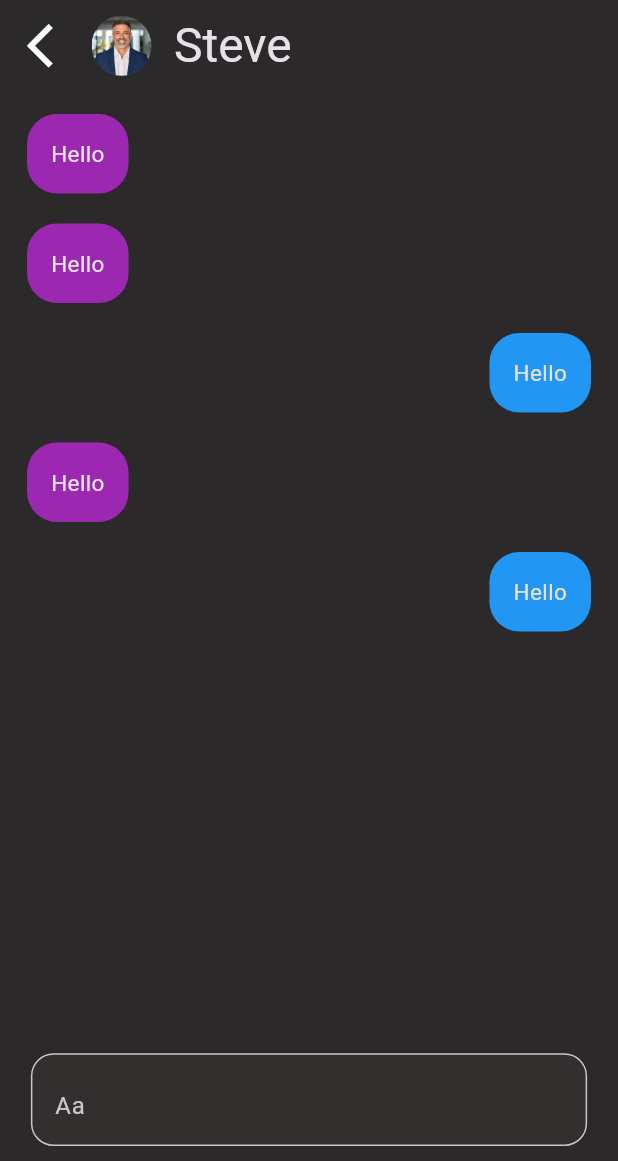
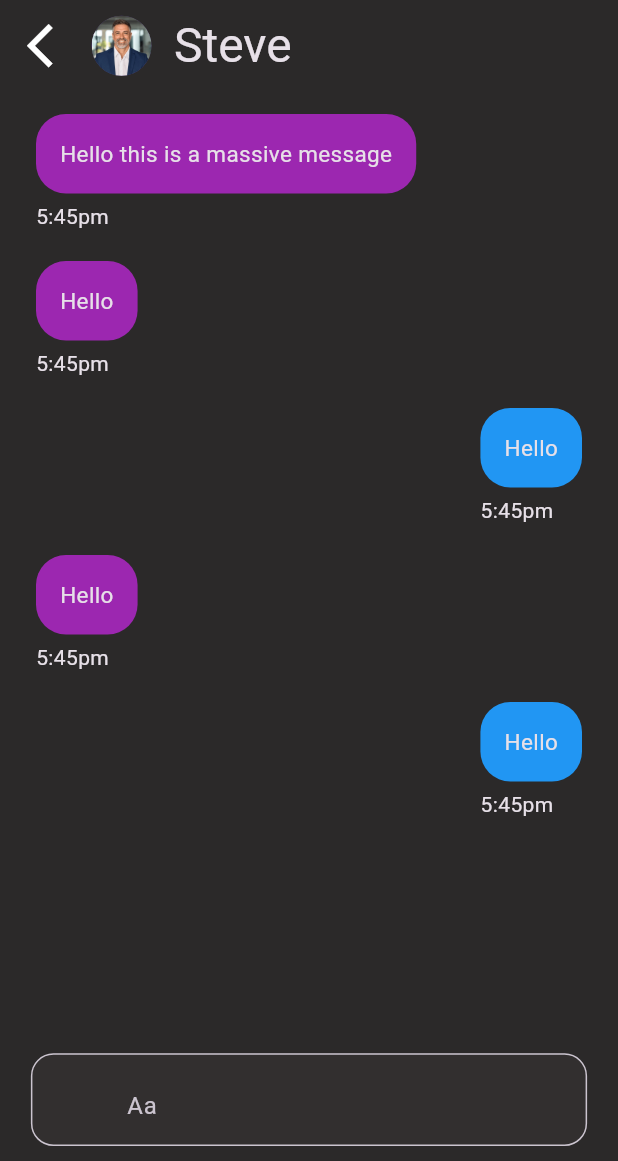
Before and after one commit to Fiversity-1/StyleSwap, a Flutter app: the MessageChat screen opened by its route, on a phone screen of 412 x 824 dp, the part 75-1236 px from its top. Run offline on Flutter 3.47's test engine with Material 3 defaults, Android fonts, the phone set to English and light mode, and no system bars; our stand-ins replace flutter_card_swiper, flutter_hooks, image_picker, lottie, reorderable_grid_view; missing offline and left inert: flutter_reorderable_grid_view, tutorial_coach_mark.

Commit message:
See previous commit message

```diff
--- a/lib/features/messaging/messagechat.dart
+++ b/lib/features/messaging/messagechat.dart
@@ -68,15 +68,20 @@ class _MessageChatState extends State<MessageChat> {
                     itemBuilder: (context, index) {
                       return Container(
                         padding: const EdgeInsets.only(
-                            left: 18, right: 18, top: 10, bottom: 10),
+                            left: 24, right: 24, top: 10, bottom: 10),
                         child: Align(
-                          alignment: (messages[index].messageType == "receiver"
+                            alignment:
+                                (messages[index].messageType == "receiver"
                                     ? Alignment.topLeft
                                     : Alignment.topRight),
-                          child: Container(
+                            child: Column(
+                              crossAxisAlignment: CrossAxisAlignment.start,
+                              children: [
+                                Container(
                                   decoration: BoxDecoration(
                                     borderRadius: BorderRadius.circular(20),
-                              color: (messages[index].messageType == "receiver"
+                                    color: (messages[index].messageType ==
+                                            "receiver"
                                         ? Colors.purple
                                         : Colors.blue),
                                   ),
@@ -86,7 +91,10 @@ class _MessageChatState extends State<MessageChat> {
                                     style: const TextStyle(fontSize: 15),
                                   ),
                                 ),
-                        ),
+                                const SizedBox(height: 5),
+                                Text(messages[index].time),
+                              ],
+                            )),
                       );
                     },
                   ),
@@ -112,15 +120,18 @@ class _MessageChatState extends State<MessageChat> {
                         ),
                         hintText: 'Aa',
                         filled: true,
+                        prefix: IconButton(
+                            icon: const Icon(Icons.image), onPressed: () {}),
                         suffix: IconButton(
                           icon: const Icon(Icons.send),
                           onPressed: () {
                             setState(() => messages.add(ChatMessage(
                                 messageContent: "test",
-                                messageType: "sender")));
+                                messageType: "sender",
+                                time: "5:45pm")));
                             _sendText.clear();
                             _scroller.animateTo(
-                              _scroller.position.maxScrollExtent,
+                              _scroller.position.maxScrollExtent + 90,
                               curve: Curves.easeOut,
                               duration: const Duration(milliseconds: 500),
                             );
@@ -142,13 +153,21 @@ class _MessageChatState extends State<MessageChat> {
 class ChatMessage {
   String messageContent;
   String messageType;
-  ChatMessage({required this.messageContent, required this.messageType});
+  String time;
+  //Image
+  ChatMessage(
+      {required this.messageContent,
+      required this.messageType,
+      required this.time});
 }
 
 List<ChatMessage> messages = [
-  ChatMessage(messageContent: "Hello", messageType: "receiver"),
-  ChatMessage(messageContent: "Hello", messageType: "receiver"),
-  ChatMessage(messageContent: "Hello", messageType: "sender"),
-  ChatMessage(messageContent: "Hello", messageType: "receiver"),
-  ChatMessage(messageContent: "Hello", messageType: "sender"),
+  ChatMessage(
+      messageContent: "Hello this is a massive message",
+      messageType: "receiver",
+      time: "5:45pm"),
+  ChatMessage(messageContent: "Hello", messageType: "receiver", time: "5:45pm"),
+  ChatMessage(messageContent: "Hello", messageType: "sender", time: "5:45pm"),
+  ChatMessage(messageContent: "Hello", messageType: "receiver", time: "5:45pm"),
+  ChatMessage(messageContent: "Hello", messageType: "sender", time: "5:45pm"),
 ];
--- a/lib/theme/theme.dart
+++ b/lib/theme/theme.dart
@@ -6,8 +6,7 @@ ThemeData lightTheme = ThemeData(
       seedColor: Colors.blue,
       primary: Colors.blue,
       surface: Colors.white,
-      brightness: Brightness.light
-  ),
+      brightness: Brightness.light),
   appBarTheme: const AppBarTheme(
     color: Colors.blue,
     iconTheme: IconThemeData(color: Colors.white),
@@ -33,11 +32,10 @@ ThemeData lightTheme = ThemeData(
 ThemeData darkTheme = ThemeData(
     useMaterial3: true,
     colorScheme: ColorScheme.fromSeed(
-      seedColor: Colors.deepPurple,
-      primary: Colors.deepPurple,
-      surface: const Color.fromARGB(255, 43, 41, 41),
-      brightness: Brightness.dark
-    ),
+        seedColor: Colors.deepPurple,
+        primary: Colors.deepPurple,
+        surface: const Color.fromARGB(255, 43, 41, 41),
+        brightness: Brightness.dark),
     iconTheme: const IconThemeData(color: Colors.white),
     appBarTheme: const AppBarTheme(
       color: Colors.deepPurple,
@@ -49,6 +47,7 @@ ThemeData darkTheme = ThemeData(
         backgroundColor: Colors.black12),
     elevatedButtonTheme: ElevatedButtonThemeData(
       style: ElevatedButton.styleFrom(
+        foregroundColor: Colors.white,
         shape: RoundedRectangleBorder(
           borderRadius: BorderRadius.circular(20),
         ),
```
Lines whose indentation alone changed are shown as unchanged.
